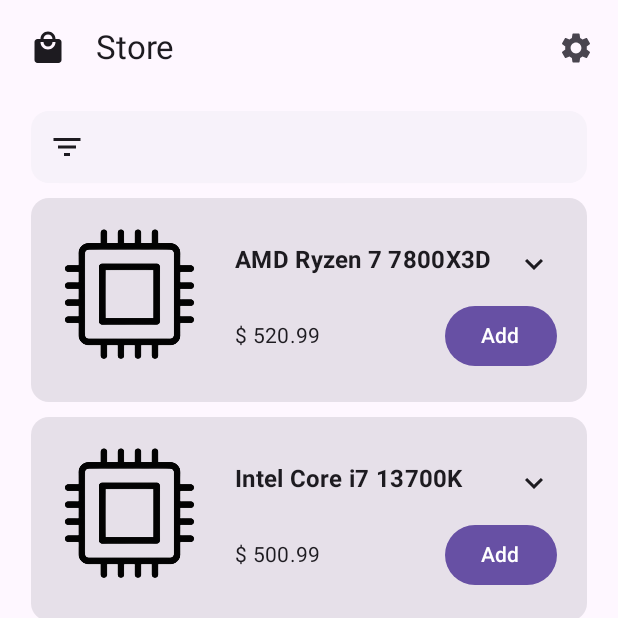
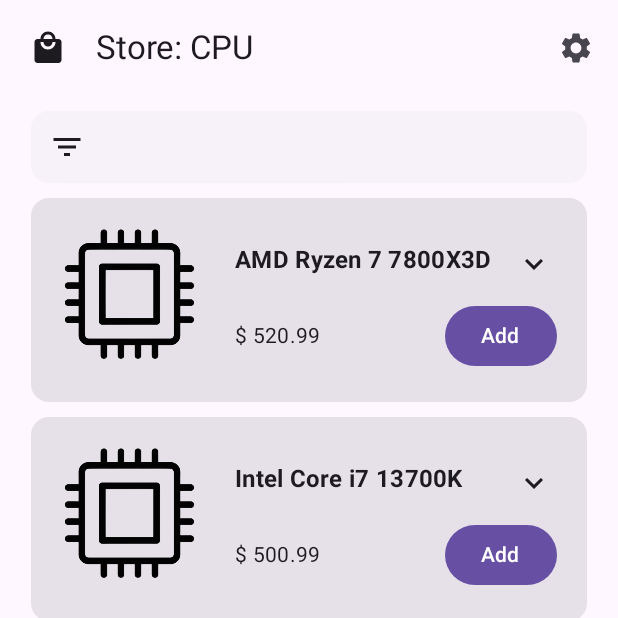
Before and after one commit to CarusoMatteo/PCBuilder, an Android app built with Jetpack Compose: the screen it shows after launch (MainActivity), after a tap on "Add", on a phone screen of 412 x 824 dp, the top half of it. Run offline under Robolectric (Android 15) with nearby library versions, the phone set to English and light mode, and no system bars.

Commit message:
Added the ComponentType abstract class It contains const variables that easily identify the type of a component.

```diff
--- a/app/src/main/java/com/caruso/pcbuilderproject/classes/Filter.kt
+++ b/app/src/main/java/com/caruso/pcbuilderproject/classes/Filter.kt
@@ -3,7 +3,7 @@ package com.caruso.pcbuilderproject.classes
 data class Filter(
     val name: String,
     val value: String,
-    var component: String,
+    var component: Int,
     var active: Boolean = false,
     var sql: String = ""
 ) {
--- a/app/src/main/java/com/caruso/pcbuilderproject/classes/FilterList.kt
+++ b/app/src/main/java/com/caruso/pcbuilderproject/classes/FilterList.kt
@@ -1,27 +1,29 @@
 package com.caruso.pcbuilderproject.classes
+
+import com.caruso.pcbuilderproject.classes.ComponentType.Companion.CPU
 
 // This class contains every possible filter.
 class FilterList {
     companion object {
         //region CPU Filters
 
-        val brandAMD: Filter = Filter("Brand", "AMD", "CPU")
-        val brandIntel: Filter = Filter("Brand", "Intel", "CPU")
-        val seriesRyzen3: Filter = Filter("Series", "Ryzen 3", "CPU")
-        val seriesRyzen5: Filter = Filter("Series", "Ryzen 5", "CPU")
-        val seriesRyzen7: Filter = Filter("Series", "Ryzen 7", "CPU")
-        val seriesRyzen9: Filter = Filter("Series", "Ryzen 9", "CPU")
-        val seriesCoreI3: Filter = Filter("Series", "Core i3", "CPU")
-        val seriesCoreI5: Filter = Filter("Series", "Core i5", "CPU")
-        val seriesCoreI7: Filter = Filter("Series", "Core i7", "CPU")
-        val seriesCoreI9: Filter = Filter("Series", "Core i9", "CPU")
-        val architectureZen3: Filter = Filter("Architecture", "Zen 3", "CPU")
-        val architectureZen4: Filter = Filter("Architecture", "Zen 4", "CPU")
-        val architectureAlderLake: Filter = Filter("Architecture", "Alder Lake", "CPU")
-        val architectureRocketLake: Filter = Filter("Architecture", "Rocket Lake", "CPU")
-        val socketAM4: Filter = Filter("Socket", "AM4", "CPU")
-        val socketAM5: Filter = Filter("Socket", "AM5", "CPU")
-        val socketLGA1700: Filter = Filter("Socket", "LGA1700", "CPU")
+        val brandAMD: Filter = Filter("Brand", "AMD", CPU)
+        val brandIntel: Filter = Filter("Brand", "Intel", CPU)
+        val seriesRyzen3: Filter = Filter("Series", "Ryzen 3", CPU)
+        val seriesRyzen5: Filter = Filter("Series", "Ryzen 5", CPU)
+        val seriesRyzen7: Filter = Filter("Series", "Ryzen 7", CPU)
+        val seriesRyzen9: Filter = Filter("Series", "Ryzen 9", CPU)
+        val seriesCoreI3: Filter = Filter("Series", "Core i3", CPU)
+        val seriesCoreI5: Filter = Filter("Series", "Core i5", CPU)
+        val seriesCoreI7: Filter = Filter("Series", "Core i7", CPU)
+        val seriesCoreI9: Filter = Filter("Series", "Core i9", CPU)
+        val architectureZen3: Filter = Filter("Architecture", "Zen 3", CPU)
+        val architectureZen4: Filter = Filter("Architecture", "Zen 4", CPU)
+        val architectureAlderLake: Filter = Filter("Architecture", "Alder Lake", CPU)
+        val architectureRocketLake: Filter = Filter("Architecture", "Rocket Lake", CPU)
+        val socketAM4: Filter = Filter("Socket", "AM4", CPU)
+        val socketAM5: Filter = Filter("Socket", "AM5", CPU)
+        val socketLGA1700: Filter = Filter("Socket", "LGA1700", CPU)
 
         //endregion
 
--- a/app/src/main/java/com/caruso/pcbuilderproject/classes/GlobalData.kt
+++ b/app/src/main/java/com/caruso/pcbuilderproject/classes/GlobalData.kt
@@ -12,7 +12,7 @@ abstract class GlobalData {
         const val dynamicColorActive = false
 
         // Contains the Username of the user currently logged-in, otherwise is null
-        var loggedInUser: User = User()
+        var loggedInUser: User = User("Admin")
 
         // Contains the link to connect to the ngrok server
         const val ngrokServerLinkPrefix = "https://"
@@ -20,13 +20,13 @@ abstract class GlobalData {
         const val ngrokServerLinkSuffix = ".ngrok-free.app/PCBuilder"
 
         // Contains the product type currently selected in the store
-        // If 1: CPU,
-        // If 2: Motherboard,
-        // If 3: RAM,
-        // If 4: GPU,
-        // If 5: Storage,
-        // If 6: PSU
-        private var storeProductTypeSelected: Int = 1
+        // If 0: CPU,
+        // If 1: Motherboard,
+        // If 2: RAM,
+        // If 3: GPU,
+        // If 4: Storage,
+        // If 5: PSU
+        private var storeProductTypeSelected: Int = ComponentType.CPU
 
         // List of all possible filters
         val filterList: MutableList<Filter> = mutableListOf(
--- a/app/src/main/java/com/caruso/pcbuilderproject/dialogs/CPUFilterDialog.kt
+++ b/app/src/main/java/com/caruso/pcbuilderproject/dialogs/CPUFilterDialog.kt
@@ -14,6 +14,7 @@ import androidx.compose.ui.unit.dp
 import androidx.compose.ui.window.Dialog
 import androidx.compose.ui.window.DialogProperties
 import com.caruso.pcbuilderproject.R.string.*
+import com.caruso.pcbuilderproject.classes.ComponentType.Companion.CPU
 import com.caruso.pcbuilderproject.ui.theme.PCBuilderProjectTheme
 
 @OptIn(ExperimentalMaterial3Api::class)
@@ -59,7 +60,7 @@ fun CPUFilterDialog(
                 )
 
                 FilterLazyGrid(
-                    component = "CPU",
+                    component = CPU,
                     name = "Brand"
                 )
 
@@ -70,7 +71,7 @@ fun CPUFilterDialog(
                 )
 
                 FilterLazyGrid(
-                    component = "CPU",
+                    component = CPU,
                     name = "Series"
                 )
 
--- a/app/src/main/java/com/caruso/pcbuilderproject/dialogs/FilterLazyGrid.kt
+++ b/app/src/main/java/com/caruso/pcbuilderproject/dialogs/FilterLazyGrid.kt
@@ -11,14 +11,14 @@ import androidx.compose.runtime.*
 import androidx.compose.ui.Modifier
 import androidx.compose.ui.tooling.preview.Preview
 import androidx.compose.ui.unit.dp
-import com.caruso.pcbuilderproject.classes.GlobalData
+import com.caruso.pcbuilderproject.classes.*
 import com.caruso.pcbuilderproject.ui.theme.PCBuilderProjectTheme
 
 @OptIn(ExperimentalMaterial3Api::class)
 @Composable
 fun FilterLazyGrid(
     modifier: Modifier = Modifier,
-    component: String,
+    component: Int,
     name: String
 ) {
     LazyVerticalGrid(
@@ -70,7 +70,7 @@ fun FilterLazyGridPreview() {
     PCBuilderProjectTheme(darkTheme = true) {
         Surface {
             FilterLazyGrid(
-                component = "CPU",
+                component = ComponentType.CPU,
                 name = "Series"
             )
         }
--- a/app/src/main/java/com/caruso/pcbuilderproject/partslistscreen/ComponentPartsListItem.kt
+++ b/app/src/main/java/com/caruso/pcbuilderproject/partslistscreen/ComponentPartsListItem.kt
@@ -21,6 +21,12 @@ import androidx.navigation.NavHostController
 import com.caruso.pcbuilderproject.R
 import com.caruso.pcbuilderproject.R.string.*
 import com.caruso.pcbuilderproject.classes.*
+import com.caruso.pcbuilderproject.classes.ComponentType.Companion.CPU
+import com.caruso.pcbuilderproject.classes.ComponentType.Companion.GPU
+import com.caruso.pcbuilderproject.classes.ComponentType.Companion.MOTHERBOARD
+import com.caruso.pcbuilderproject.classes.ComponentType.Companion.PSU
+import com.caruso.pcbuilderproject.classes.ComponentType.Companion.RAM
+import com.caruso.pcbuilderproject.classes.ComponentType.Companion.STORAGE
 import com.caruso.pcbuilderproject.navigation.BottomBarScreen
 import com.caruso.pcbuilderproject.ui.theme.PCBuilderProjectTheme
 
@@ -28,7 +34,7 @@ import com.caruso.pcbuilderproject.ui.theme.PCBuilderProjectTheme
 fun ComponentPartsListItem(
     modifier: Modifier = Modifier,
     component: Component?,
-    componentType: String,
+    componentType: Int,
     nameSize: TextStyle = MaterialTheme.typography.titleMedium,
     navController: NavHostController? = null
 ) {
@@ -52,12 +58,12 @@ fun ComponentPartsListItem(
                 } else {
                     Image(
                         painter = when (componentType) {
-                            stringResource(cpu_Text) -> painterResource(id = R.drawable.cpu_placeholder)
-                            stringResource(motherboard_Text) -> painterResource(id = R.drawable.motherboard_placeholder)
-                            // stringResource(ram_Text) -> painterResource(id = R.drawable.ram_placeholder)
-                            // stringResource(gpu_Text) -> painterResource(id = R.drawable.gpu_placeholder)
-                            // stringResource(storage_Text) -> painterResource(id = R.drawable.storage_placeholder)
-                            // stringResource(psu_Text) -> painterResource(id = R.drawable.psu_placeholder)
+                            CPU -> painterResource(id = R.drawable.cpu_placeholder)
+                            MOTHERBOARD -> painterResource(id = R.drawable.motherboard_placeholder)
+                            // RAM -> painterResource(id = R.drawable.ram_placeholder)
+                            // ComponentType.GPU -> painterResource(id = R.drawable.gpu_placeholder)
+                            // ComponentType.STORAGE -> painterResource(id = R.drawable.storage_placeholder)
+                            // ComponentType.PSU -> painterResource(id = R.drawable.psu_placeholder)
                             else -> {
                                 painterResource(id = R.drawable.cpu_placeholder)
                             }
@@ -83,13 +89,22 @@ fun ComponentPartsListItem(
                                     else
                                         component.brand + " " + component.name
                                 } else {
-                                    componentType
+                                    when (componentType) {
+                                        CPU -> context.getString(cpu_Text)
+                                        MOTHERBOARD -> context.getString(motherboard_Text)
+                                        RAM -> context.getString(ram_Text)
+                                        GPU -> context.getString(gpu_Text)
+                                        STORAGE -> context.getString(storage_Text)
+                                        PSU -> context.getString(psu_Text)
+                                        else -> context.getString(psu_Text)
+                                    }
                                 },
                                 style = nameSize,
                                 fontWeight = FontWeight.Bold,
                                 maxLines = 2,
                                 modifier = Modifier.padding(bottom = 5.dp)
                             )
+
                         }
                     }
 
@@ -141,17 +156,7 @@ fun ComponentPartsListItem(
                                         if (navController != null) {
 
                                             GlobalData.changeStoreProductTypeSelected(
-                                                newValue = when (componentType) {
-                                                    context.getString(cpu_Text) -> 1
-                                                    context.getString(motherboard_Text) -> 2
-                                                    context.getString(ram_Text) -> 3
-                                                    context.getString(gpu_Text) -> 4
-                                                    context.getString(storage_Text) -> 5
-                                                    context.getString(psu_Text) -> 6
-                                                    else -> {
-                                                        0
-                                                    }
-                                                },
+                                                newValue = componentType,
                                                 navController = navController
                                             )
                                         }
@@ -184,21 +189,21 @@ fun ComponentPartsListItem(
 
 @Preview
 @Composable
-fun CPUPartsListItemPreview() {
+fun ComponentPartsListItemPreview() {
     PCBuilderProjectTheme(darkTheme = true) {
         Surface(modifier = Modifier.fillMaxWidth()) {
             Column(horizontalAlignment = Alignment.CenterHorizontally) {
                 ComponentPartsListItem(
                     modifier = Modifier.fillMaxWidth(0.9f),
                     component = null,
-                    componentType = "CPU"
+                    componentType = CPU
                 )
 
                 Spacer(modifier = Modifier.height(10.dp))
 
                 ComponentPartsListItem(
                     modifier = Modifier.fillMaxWidth(0.9f),
-                    componentType = "CPU",
+                    componentType = CPU,
                     component = CPU(
                         id = 1,
                         brand = "AMD",
--- a/app/src/main/java/com/caruso/pcbuilderproject/partslistscreen/PartsListScreen.kt
+++ b/app/src/main/java/com/caruso/pcbuilderproject/partslistscreen/PartsListScreen.kt
@@ -18,8 +18,7 @@ import androidx.compose.ui.unit.dp
 import androidx.navigation.NavGraph.Companion.findStartDestination
 import androidx.navigation.NavHostController
 import com.caruso.pcbuilderproject.R.string.*
-import com.caruso.pcbuilderproject.classes.GlobalData
-import com.caruso.pcbuilderproject.classes.Incompatibility
+import com.caruso.pcbuilderproject.classes.*
 import com.caruso.pcbuilderproject.dialogs.IncompatibilityDialog
 import com.caruso.pcbuilderproject.dialogs.ServerSettingsDialog
 import com.caruso.pcbuilderproject.navigation.BottomBarScreen
@@ -104,23 +103,10 @@ fun PartsListScreen(
                     )
                 }
             ) {
-                Row(
-                    modifier = Modifier
-                        .fillMaxWidth()
-                ) {
-                    IconButton(
-                        onClick = {
-                            filterDialogOpen.value = true
-                        }
-                    ) {
-                        Icon(
-                            imageVector = Icons.Default.FilterList,
-                            contentDescription = "Open filter list"
-                        )
-                    }
+                LazyRow(
+                    modifier = Modifier.fillMaxWidth()
+                        .padding(start = 10.dp, end = 10.dp)
 
-                    LazyRow(
-                        modifier = Modifier.fillMaxWidth(),
                 ) {
                     items(items = GlobalData.incompatibilityList, itemContent = { item ->
                         if (item.active) {
@@ -138,10 +124,6 @@ fun PartsListScreen(
                                     )
                                 },
                                 onClick = {
-                                        // TODO: Clicked on an incompatibility
-                                        //  This is only temporary
-                                        //item.active = false
-
                                     incompatibilityDialogVisible.value = true
                                     currentIncompatibilityClicked.value = item
 
@@ -170,7 +152,6 @@ fun PartsListScreen(
                     })
                 }
             }
-            }
 
             Spacer(modifier = Modifier.height(10.dp))
 
@@ -178,7 +159,7 @@ fun PartsListScreen(
                 modifier = Modifier.fillMaxWidth(0.9f),
                 navController = navController,
                 component = GlobalData.loggedInUser.cpuSelected,
-                componentType = stringResource(cpu_Text)
+                componentType = ComponentType.CPU
             )
 
             Spacer(modifier = Modifier.height(10.dp))
@@ -187,7 +168,7 @@ fun PartsListScreen(
                 modifier = Modifier.fillMaxWidth(0.9f),
                 navController = navController,
                 component = GlobalData.loggedInUser.motherboardSelected,
-                componentType = stringResource(motherboard_Text)
+                componentType = ComponentType.MOTHERBOARD
             )
 
             /*
--- a/app/src/main/java/com/caruso/pcbuilderproject/storescreen/ComponentProductCard.kt
+++ b/app/src/main/java/com/caruso/pcbuilderproject/storescreen/ComponentProductCard.kt
@@ -145,7 +145,7 @@ fun ComponentProductCard(
 
                                         IncompatibilityList.checkForIncompatibilities()
 
-                                        /*TODO: Edit the database as well as the local user*/
+                                        // TODO: Edit the database as well as the local user
 
                                         navController?.navigate(BottomBarScreen.PartsListScreen.route) {
                                             popUpTo(id = navController.graph.findStartDestination().id)
@@ -186,7 +186,7 @@ fun ComponentProductCard(
 
 @Preview
 @Composable
-fun CPUProductCardPreview() {
+fun ComponentProductCardPreview() {
     PCBuilderProjectTheme(darkTheme = true) {
         ComponentProductCard(
             modifier = Modifier.fillMaxWidth(0.9f),
--- a/app/src/main/java/com/caruso/pcbuilderproject/storescreen/ComponentStoreScreen.kt
+++ b/app/src/main/java/com/caruso/pcbuilderproject/storescreen/ComponentStoreScreen.kt
@@ -15,6 +15,7 @@ import androidx.compose.ui.unit.dp
 import androidx.navigation.NavGraph.Companion.findStartDestination
 import androidx.navigation.NavHostController
 import com.caruso.pcbuilderproject.classes.*
+import com.caruso.pcbuilderproject.classes.ComponentType.Companion.CPU
 import com.caruso.pcbuilderproject.dialogs.CPUFilterDialog
 import com.caruso.pcbuilderproject.navigation.BottomBarScreen
 import com.caruso.pcbuilderproject.ui.theme.PCBuilderProjectTheme
@@ -28,7 +29,7 @@ fun ComponentStoreScreen(
     navController: NavHostController? = null,
     snackbarHostState: SnackbarHostState? = null,
     components: MutableList<Component>,
-    componentsType: String
+    componentsType: Int
 ) {
     Column(
         modifier = Modifier
@@ -123,19 +124,19 @@ fun ComponentStoreScreen(
 
     if (filterDialogOpen.value) {
         when (GlobalData.getStoreProductTypeSelected()) {
-            1 -> CPUFilterDialog(filterDialogOpen = filterDialogOpen)
-            // 2 -> TODO: MotherboardFilterDialog(filterDialogOpen = filterDialogOpen)
-            // 3 -> TODO: RAMFilterDialog(filterDialogOpen = filterDialogOpen)
-            // 4 -> TODO: GPUFilterDialog(filterDialogOpen = filterDialogOpen)
-            // 5 -> TODO: StorageFilterDialog(filterDialogOpen = filterDialogOpen)
-            // 6 -> TODO: PSUFilterDialog(filterDialogOpen = filterDialogOpen)
+            CPU -> CPUFilterDialog(filterDialogOpen = filterDialogOpen)
+            // ComponentType.MOTHERBOARD -> TODO: MotherboardFilterDialog(filterDialogOpen = filterDialogOpen)
+            // ComponentType.RAM -> TODO: RAMFilterDialog(filterDialogOpen = filterDialogOpen)
+            // ComponentType.GPU -> TODO: GPUFilterDialog(filterDialogOpen = filterDialogOpen)
+            // ComponentType.STORAGE -> TODO: StorageFilterDialog(filterDialogOpen = filterDialogOpen)
+            // ComponentType.PSU -> TODO: PSUFilterDialog(filterDialogOpen = filterDialogOpen)
         }
     }
 }
 
 @Preview
 @Composable
-fun CPUStoreScreenPreview() {
+fun ComponentStoreScreenPreview() {
     PCBuilderProjectTheme(darkTheme = true) {
         Box(
             modifier = Modifier
--- a/app/src/main/java/com/caruso/pcbuilderproject/storescreen/StoreScreen.kt
+++ b/app/src/main/java/com/caruso/pcbuilderproject/storescreen/StoreScreen.kt
@@ -19,6 +19,12 @@ import androidx.navigation.NavHostController
 import com.caruso.pcbuilderproject.R
 import com.caruso.pcbuilderproject.R.string.*
 import com.caruso.pcbuilderproject.classes.*
+import com.caruso.pcbuilderproject.classes.ComponentType.Companion.CPU
+import com.caruso.pcbuilderproject.classes.ComponentType.Companion.GPU
+import com.caruso.pcbuilderproject.classes.ComponentType.Companion.MOTHERBOARD
+import com.caruso.pcbuilderproject.classes.ComponentType.Companion.PSU
+import com.caruso.pcbuilderproject.classes.ComponentType.Companion.RAM
+import com.caruso.pcbuilderproject.classes.ComponentType.Companion.STORAGE
 import com.caruso.pcbuilderproject.dialogs.CPUFilterDialog
 import com.caruso.pcbuilderproject.dialogs.ServerSettingsDialog
 import com.caruso.pcbuilderproject.navigation.BottomBarScreen
@@ -42,7 +48,20 @@ fun StoreScreen(
         topBar = {
             TopAppBar(
                 title = {
-                    Text(text = stringResource(store_NavBarItem))
+                    Text(
+                        text =
+                        stringResource(store_NavBarItem) + ": " + when (GlobalData.getStoreProductTypeSelected()) {
+                            CPU -> stringResource(cpu_Text)
+                            MOTHERBOARD -> stringResource(motherboard_Text)
+                            RAM -> stringResource(ram_Text)
+                            GPU -> stringResource(gpu_Text)
+                            STORAGE -> stringResource(storage_Text)
+                            PSU -> stringResource(psu_Text)
+                            else -> stringResource(incorrect_store_index_Error)
+                        }
+
+
+                    )
                 },
                 scrollBehavior = scrollBehavior,
                 navigationIcon = {
@@ -82,7 +101,7 @@ fun StoreScreen(
     ) { paddingValues ->
 
         when (storeProductTypeSelected) {
-            1 -> {
+            CPU -> {
                 ComponentStoreScreen(
                     paddingValues = paddingValues,
                     filterCardHidden = filterCardHidden,
@@ -121,11 +140,11 @@ fun StoreScreen(
                             imagePainter = painterResource(id = R.drawable.cpu_placeholder)
                         )
                     ),
-                    componentsType = stringResource(cpu_Text)
+                    componentsType = CPU
                 )
             }
 
-            2 -> {
+            MOTHERBOARD -> {
                 ComponentStoreScreen(
                     paddingValues = paddingValues,
                     filterCardHidden = filterCardHidden,
@@ -188,7 +207,7 @@ fun StoreScreen(
                             usb_c_32_gen2_headerNumber = 1
                         )
                     ),
-                    componentsType = stringResource(motherboard_Text)
+                    componentsType = MOTHERBOARD
                 )
             }
 
@@ -217,10 +236,13 @@ fun StoreScreen(
     }
 
     if (filterDialogOpen.value) {
-        when (storeProductTypeSelected) {
-            1 -> CPUFilterDialog(
-                filterDialogOpen = filterDialogOpen
-            )
+        when (GlobalData.getStoreProductTypeSelected()) {
+            CPU -> CPUFilterDialog(filterDialogOpen = filterDialogOpen)
+            // ComponentType.MOTHERBOARD -> TODO: MotherboardFilterDialog(filterDialogOpen = filterDialogOpen)
+            // ComponentType.RAM -> TODO: RAMFilterDialog(filterDialogOpen = filterDialogOpen)
+            // ComponentType.GPU -> TODO: GPUFilterDialog(filterDialogOpen = filterDialogOpen)
+            // ComponentType.STORAGE -> TODO: StorageFilterDialog(filterDialogOpen = filterDialogOpen)
+            // ComponentType.PSU -> TODO: PSUFilterDialog(filterDialogOpen = filterDialogOpen)
         }
     }
 }
```
Also changed, not shown: app/src/main/java/com/caruso/pcbuilderproject/classes/ComponentType.kt (added, +12 -0 lines), 1 other file. Lines whose indentation alone changed are shown as unchanged.
